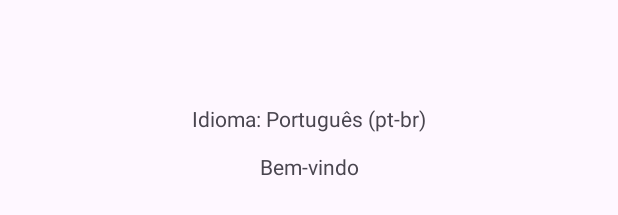
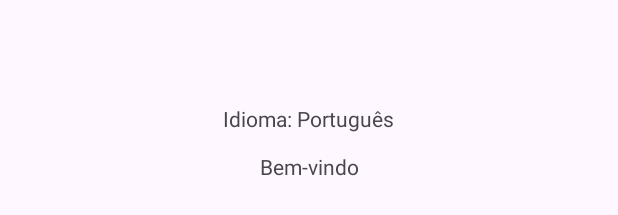
Before and after one commit to johnnvic17/meu-primeiro-app-dio, an Android app: the layout activity_main.xml on its own in the app's theme, with its tools: preview values and no code run, on a phone screen of 412 x 824 dp. Shown: the part 500-715 px from the top of the screen. Run offline under Robolectric (Android 15) with nearby library versions, the phone set to English and light mode, and no system bars.

Commit message:
Commit desafio alunos do curso Entendendo a Estrutura e Depurando Apps Android

```diff
--- a/app/src/main/res/values/strings.xml
+++ b/app/src/main/res/values/strings.xml
@@ -1,5 +1,5 @@
 <resources>
     <string name="app_name">MeuPrimeiroAppDio</string>
-    <string name="idioma">Idioma: Português (pt-br)</string>
+    <string name="idioma">Idioma: Português</string>
     <string name="bem_vindo">Bem-vindo</string>
 </resources>
```
